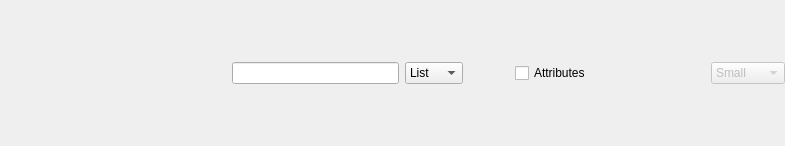
Qt form ui/gui/resources/nodeviewbox.ui (halbbob/dff) before a commit.
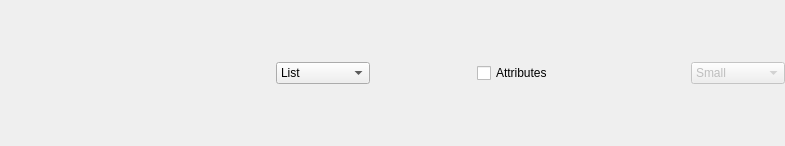
The same form after that commit. Icons and pictures are not drawn.

Commit message: * minor fixes in console completion * GUI completer almost done ** need to changed path in views when enter pressed ** need to better handle when no / at the beginning

Patch:
```diff
--- a/ui/gui/resources/nodeviewbox.ui
+++ b/ui/gui/resources/nodeviewbox.ui
@@ -174,7 +174,11 @@
     </widget>
    </item>
    <item>
-    <widget class="QLineEdit" name="pathedit"/>
+    <layout class="QVBoxLayout" name="pathedit">
+     <property name="spacing">
+      <number>0</number>
+     </property>
+    </layout>
    </item>
    <item>
     <widget class="QComboBox" name="viewbox">
```
The commit also changes 6 other files.
